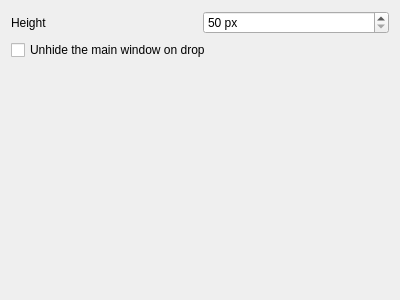
Old version of the form src/SettingsDropBoxForm.ui in the repository LubosD/fatrat.
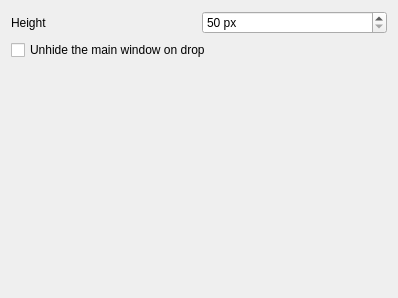
New version of the form.

Commit message: The main menu now includes settings subpages

Patch:
```diff
--- a/src/SettingsDropBoxForm.ui
+++ b/src/SettingsDropBoxForm.ui
@@ -1,12 +1,12 @@
 <ui version="4.0" >
  <class>SettingsDropBoxForm</class>
- <widget class="QWidget" name="SettingsDropBoxForm" >
-  <property name="geometry" >
+ <widget class="QWidget" name="SettingsDropBoxForm">
+  <property name="geometry">
    <rect>
     <x>0</x>
     <y>0</y>
-    <width>400</width>
-    <height>300</height>
+    <width>398</width>
+    <height>298</height>
    </rect>
   </property>
   <property name="windowTitle" >
```
Left out of the diff: 38 changed lines with no effect on the pictures. The commit also changes 21 other files.
